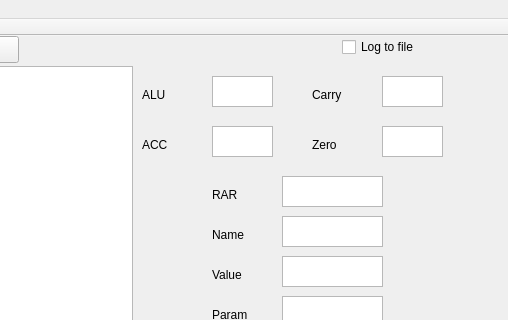
Old version of the form mainwindow.ui in the repository Nossica/2416Emulator; both pictures show x 218 to 726 and y 0 to 320 of the 726 by 614 pixel window.
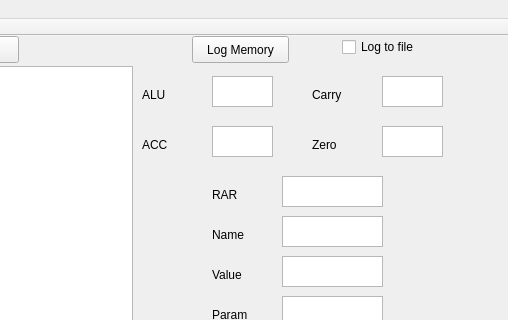
New version of the form.

Commit message: Memory logging complete

Diff of the .ui file:
```diff
--- a/mainwindow.ui
+++ b/mainwindow.ui
@@ -262,6 +262,19 @@
      <string>Log to file</string>
     </property>
    </widget>
+   <widget class="QPushButton" name="MemoryWrite">
+    <property name="geometry">
+     <rect>
+      <x>410</x>
+      <y>0</y>
+      <width>97</width>
+      <height>27</height>
+     </rect>
+    </property>
+    <property name="text">
+     <string>Log Memory</string>
+    </property>
+   </widget>
   </widget>
   <widget class="QMenuBar" name="menuBar">
    <property name="geometry">
```
The commit also changes 3 other files.
